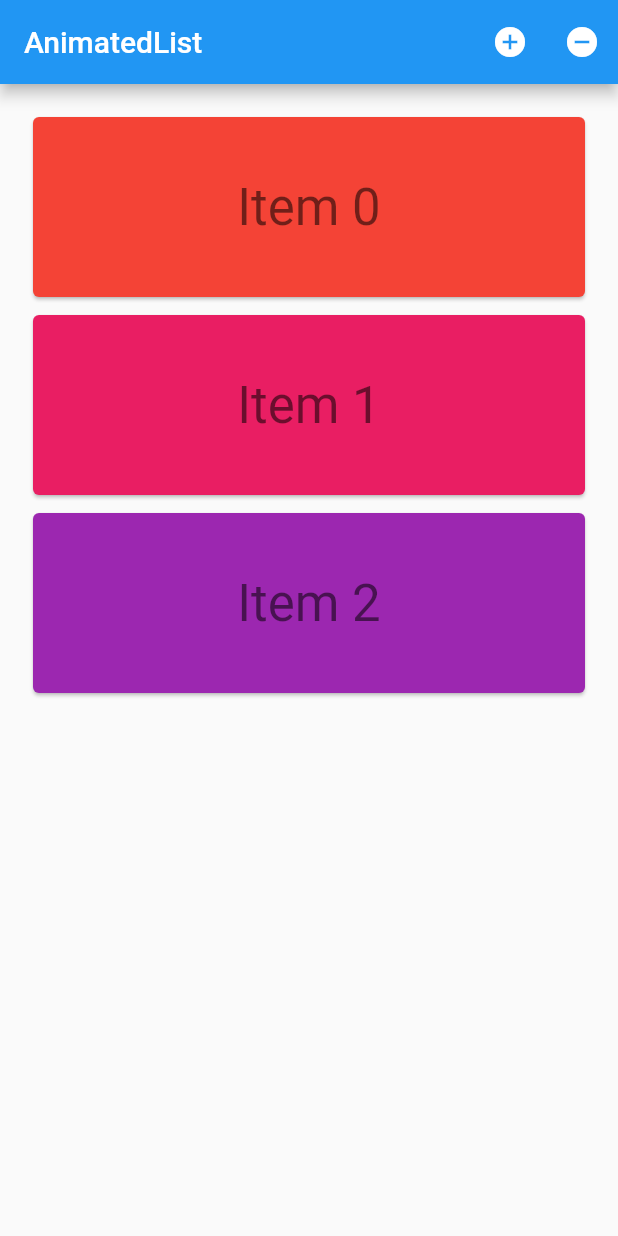
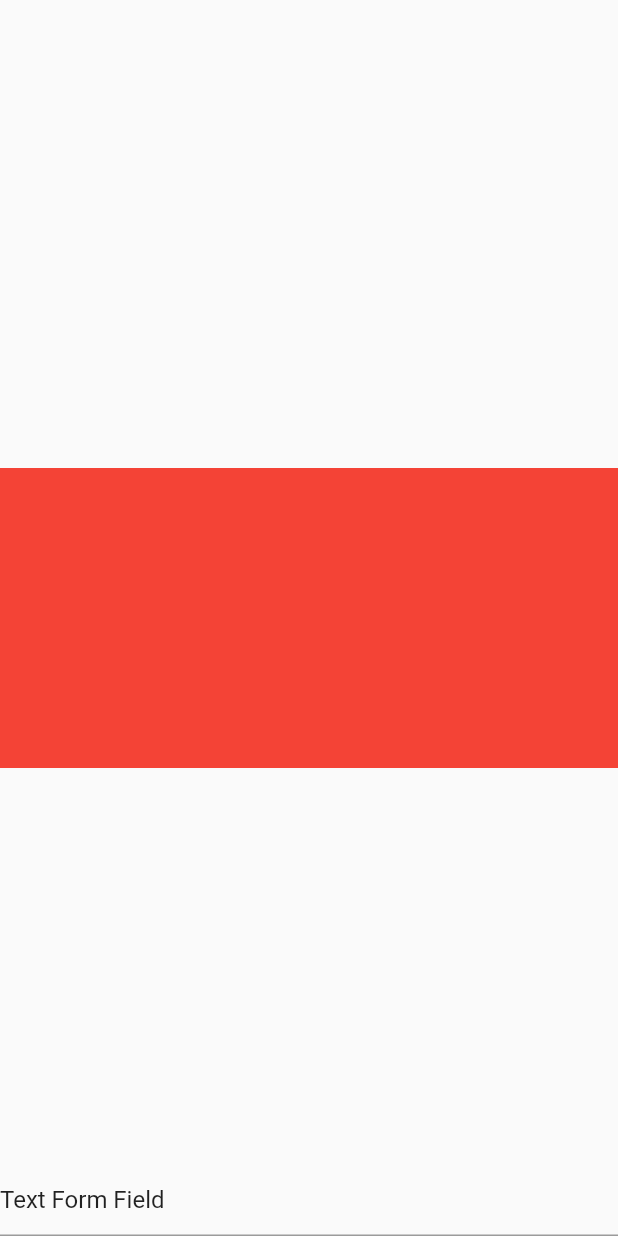
Before and after one commit to champkeh/flutter_animation_demo, a Flutter app: the screen it shows after launch, on a phone screen of 412 x 824 dp. Run offline on Flutter 3.47's test engine with Material 2 defaults, Android fonts, the phone set to English and light mode, and no system bars.

Commit message:
更新代码

```diff
--- /dev/null
+++ b/lib/keyboard/keyboard_avoider_demo.dart
@@ -0,0 +1,69 @@
+import 'package:flutter/material.dart';
+import 'dart:ui';
+
+class MyWidget extends StatelessWidget {
+  @override
+  Widget build(BuildContext context) {
+//    printMediaQuery('MyWidget', context);
+    printWindowInfo();
+
+    return Scaffold(
+      body: Container(
+        child: Stack(
+          children: <Widget>[
+            Align(
+              alignment: Alignment.bottomCenter,
+              child: TextFormField(
+                initialValue: 'Text Form Field',
+              ),
+            ),
+            Center(
+              child: SizedBox(
+                height: 200,
+                width: double.infinity,
+                child: Builder(
+                  builder: (context) {
+//                    printMediaQuery('Build', context);
+//                    printWindowInfo();
+                    return Container(
+                      color: Colors.red,
+                    );
+                  },
+                ),
+              ),
+            ),
+          ],
+        ),
+      ),
+    );
+  }
+
+  printMediaQuery(String label, BuildContext context) {
+//    print('$label:\n${MediaQuery.of(context)}');
+    RenderObject renderObject = context.findRenderObject();
+    RenderBox renderBox = renderObject as RenderBox;
+    Offset offset = renderBox.localToGlobal(Offset.zero);
+    Rect widgetRect = Rect.fromLTWH(
+      offset.dx,
+      offset.dy,
+      renderBox.size.width,
+      renderBox.size.height,
+    );
+    print(offset);
+    print(widgetRect);
+
+    final keyboardTopPixels =
+        window.physicalSize.height - window.viewInsets.bottom;
+    final keyboardTopPoints = keyboardTopPixels / window.devicePixelRatio;
+    print(keyboardTopPixels);
+    print(keyboardTopPoints);
+    print(window);
+  }
+
+  printWindowInfo() {
+    print(window.devicePixelRatio);
+    print(window.physicalSize);
+    print(window.viewInsets);
+    print(window.locales);
+  }
+}
--- a/lib/main.dart
+++ b/lib/main.dart
@@ -2,6 +2,10 @@ import 'package:flutter/material.dart';
 import 'package:flutter_animation_demo/animation/chart_animation.dart';
 import 'package:flutter_animation_demo/animation/stagger_animation.dart';
 import 'package:flutter_animation_demo/animation/animation_list.dart';
+import 'package:flutter_animation_demo/animation/spinner.dart';
+import 'package:flutter_animation_demo/animation/slide_transition_demo.dart';
+import 'package:flutter_animation_demo/swipe/swipe_demo.dart';
+import 'package:flutter_animation_demo/keyboard/keyboard_avoider_demo.dart';
 
 void main() => runApp(MyApp());
 
@@ -13,7 +17,7 @@ class MyApp extends StatelessWidget {
       theme: ThemeData(
         primarySwatch: Colors.blue,
       ),
-      home: AnimatedListRoute(),
+      home: MyWidget(),
     );
   }
 }
--- a/pubspec.yaml
+++ b/pubspec.yaml
@@ -19,6 +19,7 @@ dependencies:
   # The following adds the Cupertino Icons font to your application.
   # Use with the CupertinoIcons class for iOS style icons.
   cupertino_icons: ^0.1.2
+  keyboard_avoider: ^0.1.2
 
 dev_dependencies:
   flutter_test:
```
Also changed, not shown: lib/animation/animation_list.dart (+8 -2 lines), lib/animation/slide_transition_demo.dart (added, +60 -0 lines), lib/animation/spinner.dart (added, +60 -0 lines), lib/swipe/swipe_demo.dart (added, +130 -0 lines), 1 other file.
